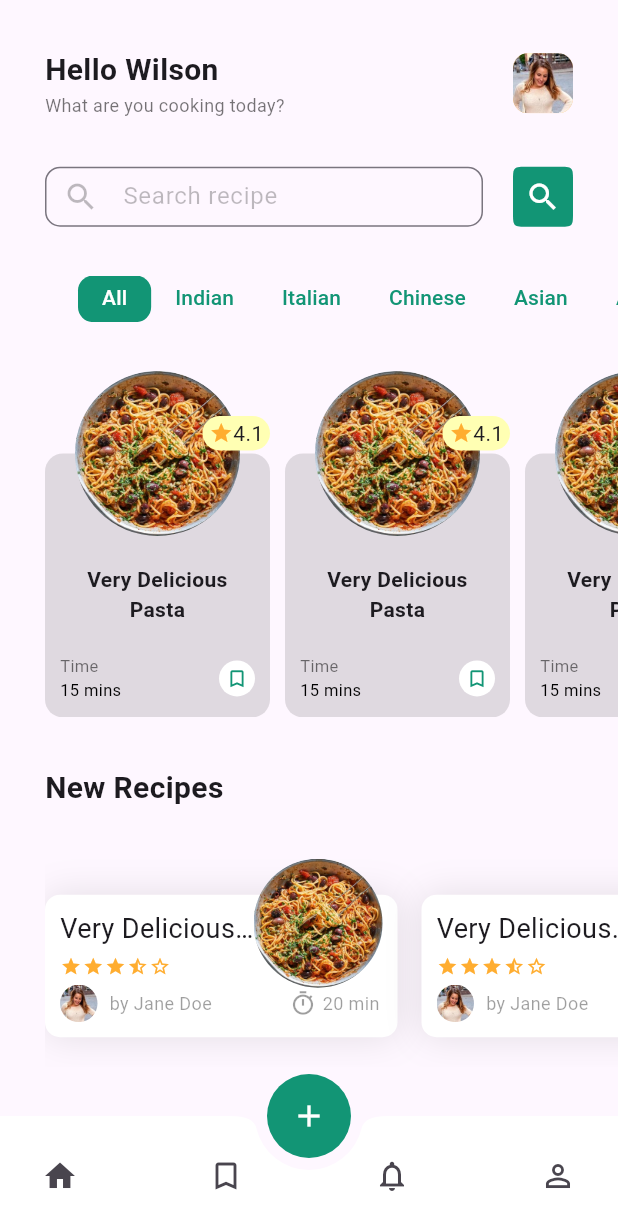
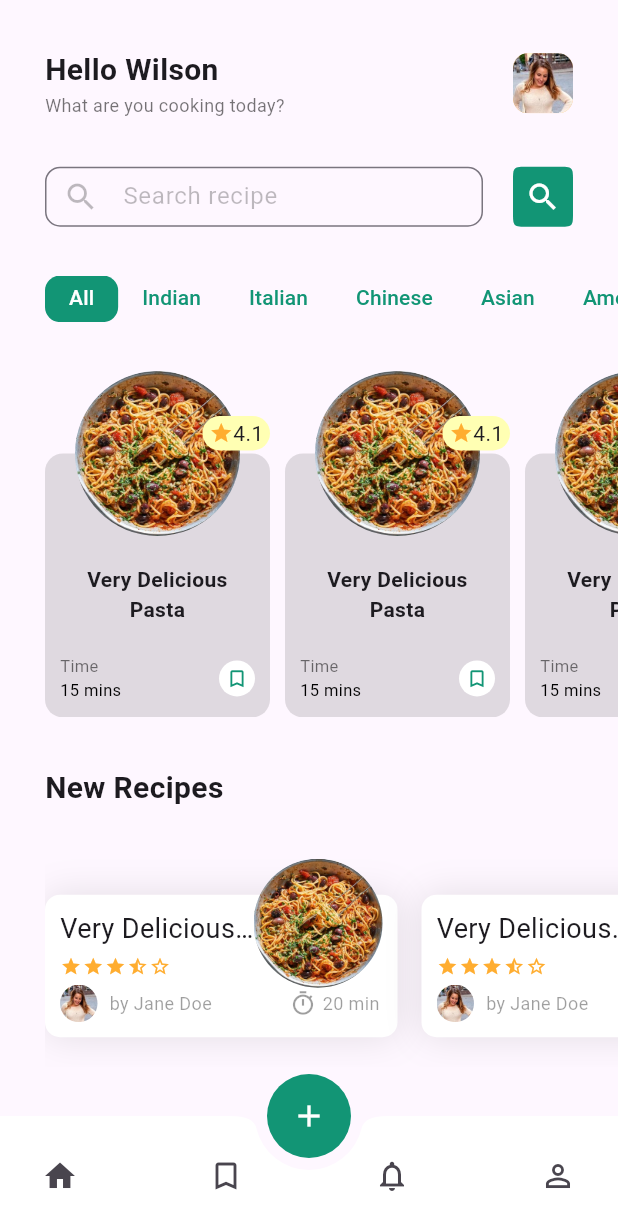
Before and after one commit to ysahmed/recipe_flutter, a Flutter app: the screen it shows after launch, after a tap on "Get Started", on a phone screen of 412 x 824 dp. Shown: the top 1230 px of the screen. Run offline on Flutter 3.47's test engine with Material 3 defaults, Android fonts, the phone set to English and light mode, and no system bars; drawn by our look-alikes of flutter_rating_bar; our stand-ins replace flutter_svg.

Commit message:
Aligned TabBar (HomePage), replaced pushNamed with pushReplacementNamed (welcomePage)

```diff
--- a/lib/pages/home_page.dart
+++ b/lib/pages/home_page.dart
@@ -65,20 +65,22 @@ class _HomePageState extends State<HomePage> with TickerProviderStateMixin {
               ),
 
               // Tab Bar
-              SizedBox(
-                height: 31,
-                child: Align(
-                  alignment: Alignment.centerLeft,
+              Container(
+                padding: EdgeInsets.only(left: 30),
+                child: SizedBox(
+                  height: 31,
                   child: TabBar(
-                    splashFactory: NoSplash.splashFactory,
                     controller: tabController,
                     isScrollable: true,
-                    labelPadding: const EdgeInsets.only(left: 0, right: 0),
+                    splashFactory: NoSplash.splashFactory,
+                    labelPadding: const EdgeInsets.all(0),
                     // padding: const EdgeInsets.only(left: 0),
+                    tabAlignment: TabAlignment.start,
                     indicator: BoxDecoration(
                       borderRadius: BorderRadius.circular(10),
                       color: buttonColor,
                     ),
+                    indicatorSize: TabBarIndicatorSize.tab,
                     indicatorColor: Colors.white,
                     labelColor: Colors.white,
                     unselectedLabelColor: buttonColor,
--- a/lib/pages/welcome_page.dart
+++ b/lib/pages/welcome_page.dart
@@ -111,7 +111,8 @@ class WelcomePage extends StatelessWidget {
                         ),
                         Button(
                           onPressed: () {
-                            Navigator.pushNamed(context, '/homePage');
+                            Navigator.pushReplacementNamed(
+                                context, '/homePage');
                           },
                           // width: deviceWidth * 0.7,
                           // height: deviceHeight * 0.08,
```
